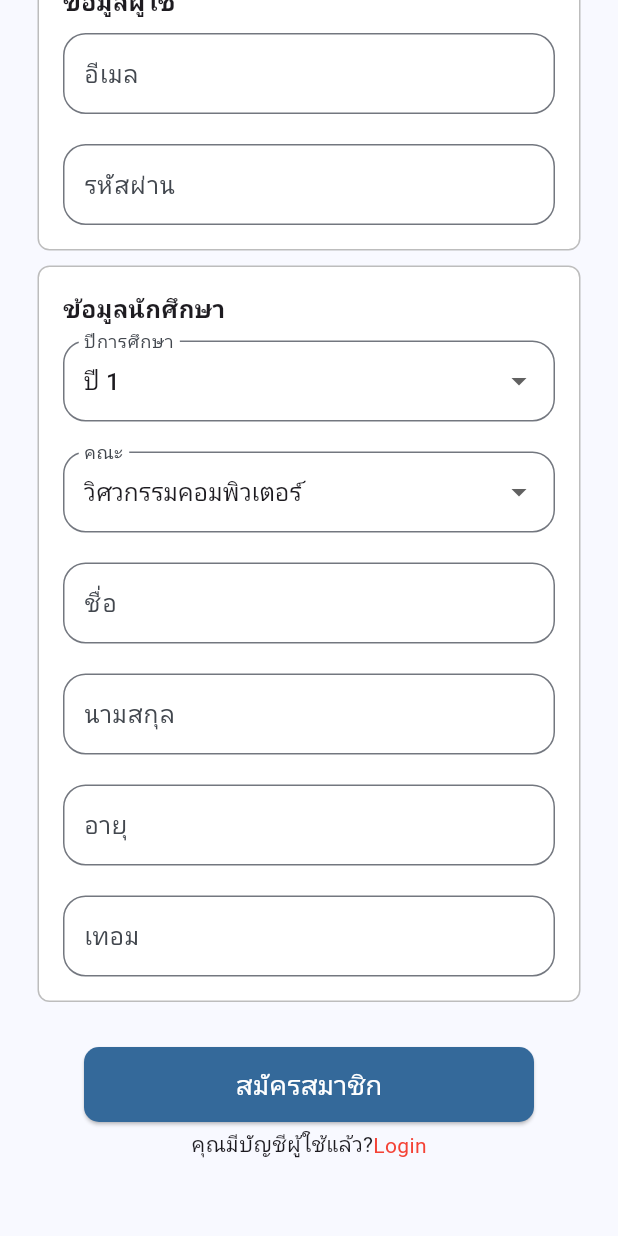
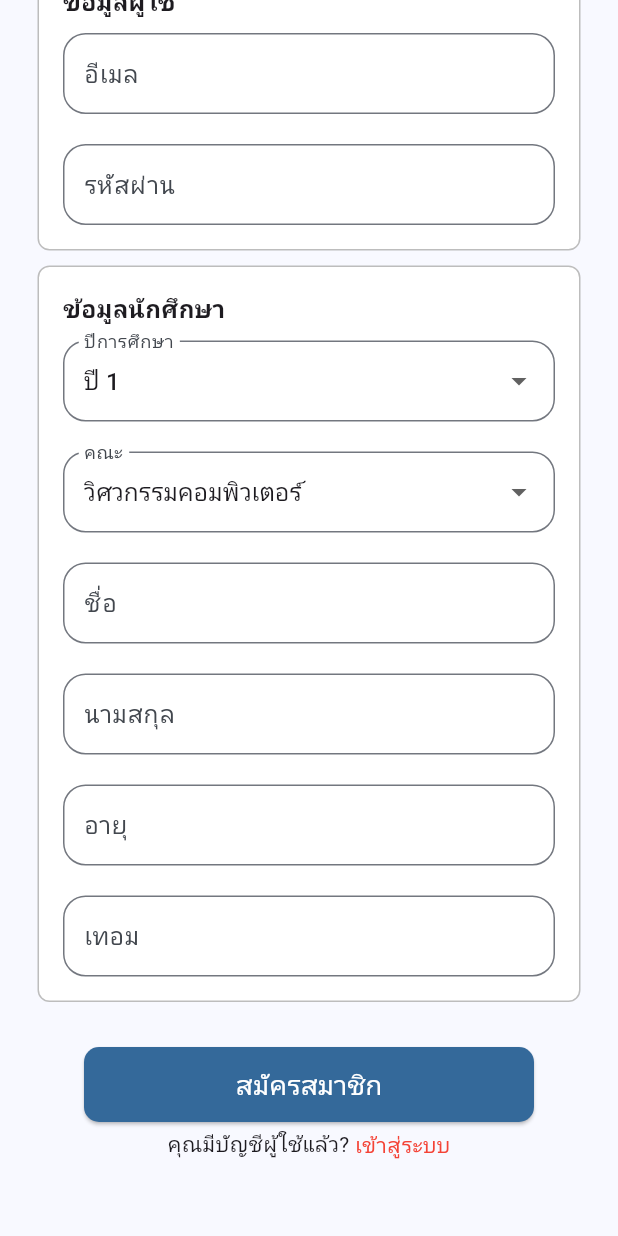
Before and after one commit to krahyor/campus_life_hub01, a Flutter app: the SignupScreen screen opened directly, scrolled down 120 dp, on a phone screen of 412 x 824 dp. Run offline on Flutter 3.47's test engine with Material 3 defaults, Android fonts, the phone set to English and light mode, and no system bars; our stand-ins replace cloud_firestore, firebase_auth, firebase_core, flutter_dotenv, flutter_map, flutter_screenutil and 3 more; accounts and stored records are empty; network calls fail; Roboto replaces fonts that are missing (Prompt).

Commit message:
🦄 refactor:rename signin change page login

```diff
--- a/lib/ui/screens/account_screen/signup_screen.dart
+++ b/lib/ui/screens/account_screen/signup_screen.dart
@@ -197,11 +197,11 @@ class _SignupScreenState extends State<SignupScreen> {
               Row(
                 mainAxisAlignment: MainAxisAlignment.center,
                 children: [
-                  const Text("คุณมีบัญชีผู้ใช้แล้ว?"),
+                  const Text("คุณมีบัญชีผู้ใช้แล้ว? "),
                   InkWell(
                     onTap: () => goToLogin(context),
                     child: const Text(
-                      "Login",
+                      "เข้าสู่ระบบ",
                       style: TextStyle(color: Colors.red),
                     ),
                   ),
```
